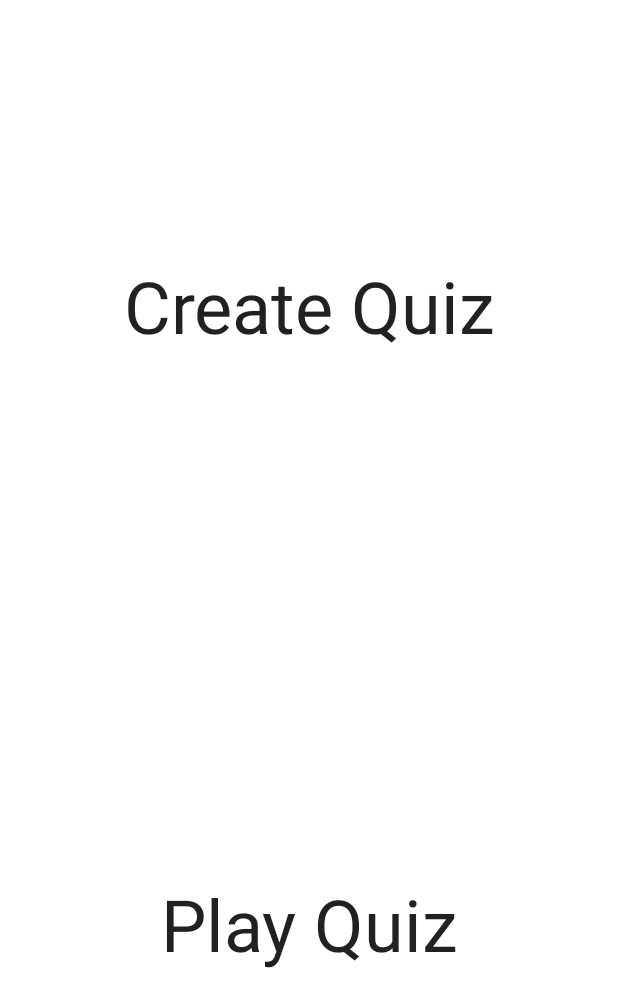
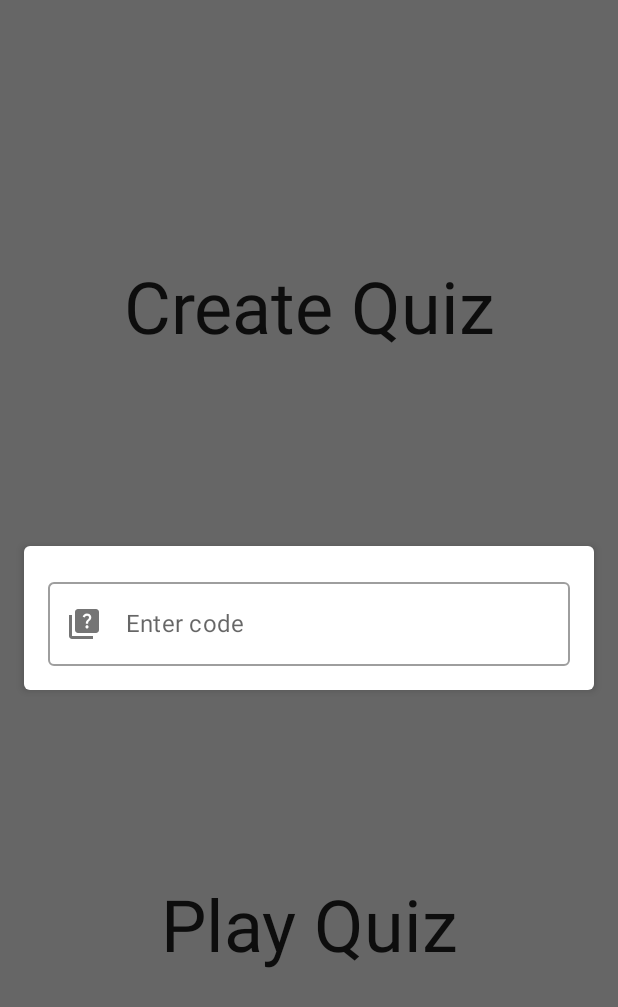
Before and after one commit to sanskar10100/Panel, an Android app built with Jetpack Compose: the HomeFragment screen opened directly, with no data from a screen before it, after a tap on "Play Quiz", on a phone screen of 412 x 824 dp. Shown: the top 1007 px of the screen. Run offline under Robolectric (Android 15) with nearby library versions, the phone set to English and light mode, and no system bars; our stand-ins replace Firebase (no records; nobody signed in at launch, a user with empty details on screens opened directly), Timber; Roboto replaces fonts that are not available here.

Commit message:
Add quiz code validation and implicit deep linking

```diff
--- a/app/src/main/AndroidManifest.xml
+++ b/app/src/main/AndroidManifest.xml
@@ -17,7 +17,8 @@
         <activity
             android:name=".MainActivity"
             android:exported="true">
-            <tools:validation testUrl="http://sanskar10100.tech/panel/quiz?code=something" />
+
+            <nav-graph android:value="@navigation/main_nav_graph" />
 
             <intent-filter>
                 <action android:name="android.intent.action.MAIN" />
--- a/app/src/main/java/dev/sanskar/panel/ui/HomeFragment.kt
+++ b/app/src/main/java/dev/sanskar/panel/ui/HomeFragment.kt
@@ -9,45 +9,121 @@ import androidx.compose.foundation.layout.Box
 import androidx.compose.foundation.layout.Column
 import androidx.compose.foundation.layout.fillMaxSize
 import androidx.compose.foundation.layout.fillMaxWidth
+import androidx.compose.foundation.layout.padding
+import androidx.compose.foundation.shape.RoundedCornerShape
 import androidx.compose.material.MaterialTheme
+import androidx.compose.material.Scaffold
+import androidx.compose.material.Surface
 import androidx.compose.material.Text
+import androidx.compose.material.icons.Icons
+import androidx.compose.material.icons.filled.Quiz
+import androidx.compose.material.rememberScaffoldState
 import androidx.compose.runtime.Composable
+import androidx.compose.runtime.LaunchedEffect
+import androidx.compose.runtime.getValue
+import androidx.compose.runtime.mutableStateOf
+import androidx.compose.runtime.remember
+import androidx.compose.runtime.setValue
 import androidx.compose.ui.Alignment
 import androidx.compose.ui.Modifier
 import androidx.compose.ui.platform.ComposeView
 import androidx.compose.ui.platform.ViewCompositionStrategy
 import androidx.compose.ui.text.style.TextAlign
+import androidx.compose.ui.unit.dp
+import androidx.compose.ui.window.Dialog
+import androidx.compose.ui.window.DialogProperties
 import androidx.fragment.app.Fragment
+import androidx.fragment.app.viewModels
 import androidx.navigation.fragment.findNavController
 import com.google.firebase.auth.ktx.auth
 import com.google.firebase.ktx.Firebase
 import dev.sanskar.panel.R
+import dev.sanskar.panel.ui.components.FullWidthColumnWithCenteredChildren
+import dev.sanskar.panel.ui.components.PanelTextField
+import dev.sanskar.panel.ui.home.HomeViewModel
 import dev.sanskar.panel.ui.theme.PanelTheme
 import dev.sanskar.panel.util.clickWithRipple
 
 class HomeFragment : Fragment() {
+
+    private val viewModel by viewModels<HomeViewModel>()
 
     override fun onCreateView(
         inflater: LayoutInflater,
         container: ViewGroup?,
         savedInstanceState: Bundle?,
     ): View {
+
         if (Firebase.auth.currentUser == null) findNavController().navigate(R.id.action_homeFragment_to_loginFragment)
 
         return ComposeView(requireContext()).apply {
             setViewCompositionStrategy(ViewCompositionStrategy.DisposeOnViewTreeLifecycleDestroyed)
             setContent {
                 PanelTheme {
-                    HomeScreen()
+                    val scaffoldState = rememberScaffoldState()
+                    Scaffold(
+                        scaffoldState = scaffoldState
+                    ) {
+                        HomeScreen(Modifier.padding(it))
+                    }
+
+                    LaunchedEffect(Unit) {
+                        viewModel.error.collect {
+                                if (it.isNotEmpty()) scaffoldState.snackbarHostState.showSnackbar(it)
+                        }
+                    }
+
+                    LaunchedEffect(Unit) {
+                        viewModel.validCode.collect {
+                            if (it.isNotEmpty()) findNavController()
+                                .navigate(
+                                    HomeFragmentDirections.actionHomeFragmentToPlayQuizFragment(it)
+                                )
+                        }
+                    }
                 }
             }
         }
     }
 
     @Composable
-    fun HomeScreen() {
+    fun HomeScreen(modifier: Modifier = Modifier) {
+        var showCodeInputDialog by remember { mutableStateOf(false) }
+
+        if (showCodeInputDialog) Dialog(
+            onDismissRequest = { showCodeInputDialog = false },
+            properties = DialogProperties(
+                dismissOnBackPress = true,
+                dismissOnClickOutside = true
+            )
+        ) {
+            Surface(
+                elevation = 3.dp,
+                shape = RoundedCornerShape(4.dp),
+                modifier = Modifier
+                    .padding(16.dp)
+            ) {
+                FullWidthColumnWithCenteredChildren(
+                    modifier = Modifier.padding(16.dp)
+                ) {
+                    val (state, updateState) = remember { mutableStateOf("")}
+                    PanelTextField(
+                        state,
+                        label = "Enter code",
+                        placeholder = "eiehuheaeaweew",
+                        icon = Icons.Default.Quiz,
+                        onChanged = updateState,
+                        onDone = {
+                            showCodeInputDialog = false
+                            viewModel.checkCode(state)
+                        }
+                    )
+                }
+            }
+        }
+
         Column(
-            modifier = Modifier.fillMaxSize(),
+            modifier = modifier.fillMaxSize(),
             verticalArrangement = Arrangement.SpaceBetween,
             horizontalAlignment = Alignment.CenterHorizontally
         ) {
@@ -70,7 +146,9 @@ class HomeFragment : Fragment() {
                 modifier = Modifier
                     .weight(1f)
                     .fillMaxWidth()
-                    .clickWithRipple { },
+                    .clickWithRipple {
+                        showCodeInputDialog = true
+                    },
             ) {
                 Text(
                     text = "Play Quiz",
--- a/app/src/main/res/navigation/main_nav_graph.xml
+++ b/app/src/main/res/navigation/main_nav_graph.xml
@@ -16,6 +16,9 @@
         <action
             android:id="@+id/action_homeFragment_to_createFragment"
             app:destination="@id/graph_create" />
+        <action
+            android:id="@+id/action_homeFragment_to_playQuizFragment"
+            app:destination="@id/playQuizFragment" />
     </fragment>
     <fragment
         android:id="@+id/loginFragment"
@@ -44,4 +47,15 @@
                 app:popUpToInclusive="true" />
         </fragment>
     </navigation>
+    <fragment
+        android:id="@+id/playQuizFragment"
+        android:name="dev.sanskar.panel.ui.play.PlayQuizFragment"
+        android:label="PlayQuizFragment">
+        <deepLink
+            android:id="@+id/deepLink"
+            app:uri="https://sanskar10100.tech/panel/quiz?code={code}" />
+        <argument
+            android:name="code"
+            app:argType="string" />
+    </fragment>
 </navigation>
```
Also changed, not shown: app/src/main/java/dev/sanskar/panel/MainActivity.kt (+0 -10 lines), app/src/main/java/dev/sanskar/panel/ui/home/HomeViewModel.kt (added, +36 -0 lines), app/src/main/java/dev/sanskar/panel/ui/play/PlayQuizFragment.kt (added, +37 -0 lines), app/src/main/java/dev/sanskar/panel/ui/play/PlayViewModel.kt (added, +7 -0 lines).
